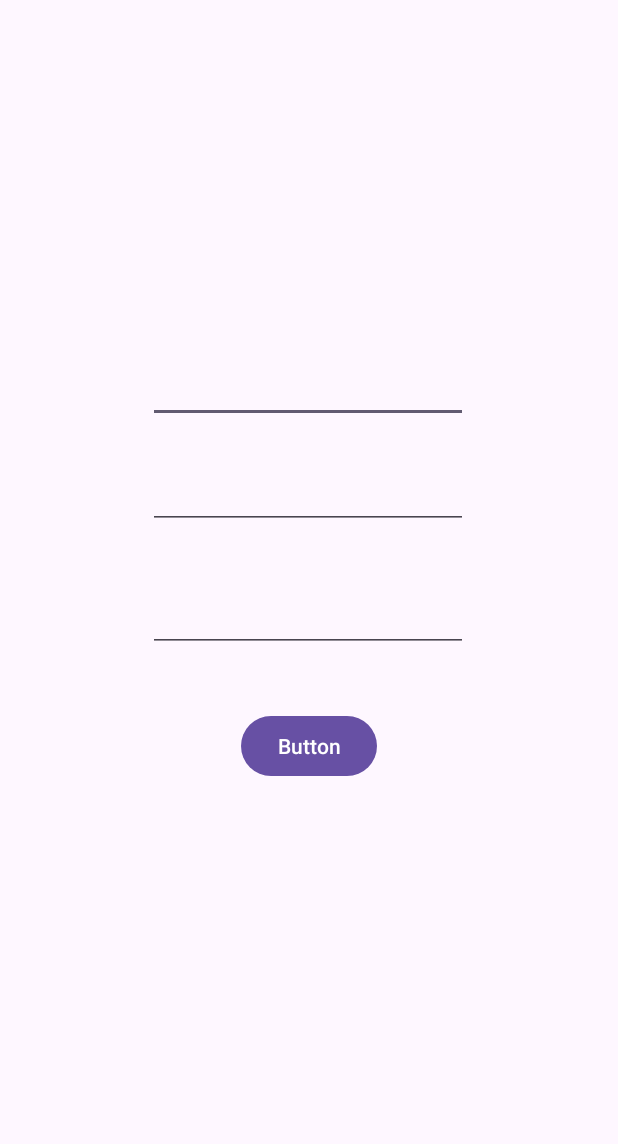
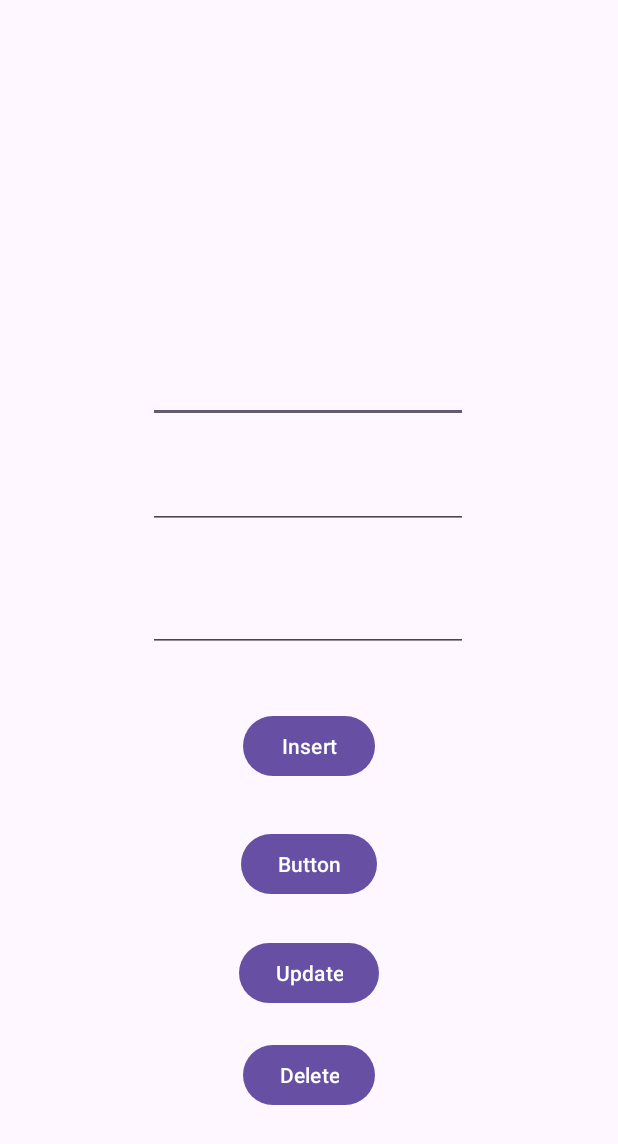
Before and after one commit to quanhm2212/Personal-Money-Management, an Android app: the MainActivity screen opened directly, with no data from a screen before it, on a phone screen of 412 x 824 dp. Shown: the top 1144 px of the screen. Run offline under Robolectric (Android 15) with nearby library versions, the phone set to English and light mode, and no system bars.

Commit message:
thêm hàm insert, update, delete, thêm và chỉnh sửa table

```diff
--- a/app/src/main/AndroidManifest.xml
+++ b/app/src/main/AndroidManifest.xml
@@ -3,6 +3,7 @@
     xmlns:tools="http://schemas.android.com/tools">
 
     <application
+        android:name=".CurrentAccount"
         android:allowBackup="true"
         android:dataExtractionRules="@xml/data_extraction_rules"
         android:fullBackupContent="@xml/backup_rules"
--- /dev/null
+++ b/app/src/main/java/com/example/myapplication/CurrentAccount.java
@@ -0,0 +1,11 @@
+package com.example.myapplication;
+
+import android.app.Application;
+
+public class CurrentAccount extends Application {
+    public static Integer id = 0;
+
+    public Integer resetAccount(){
+        return 0;
+    }
+}
--- a/app/src/main/java/com/example/myapplication/MainActivity.java
+++ b/app/src/main/java/com/example/myapplication/MainActivity.java
@@ -11,15 +11,16 @@ import android.widget.Toast;
 public class MainActivity extends AppCompatActivity {
 
     AccountDB myDB;
-
     EditText name, sex, dob;
-
-    Button add;
+    Button add, getID, update, delete;
+    CurrentAccount Acc;
 
     @Override
     protected void onCreate(Bundle savedInstanceState) {
         super.onCreate(savedInstanceState);
         setContentView(R.layout.activity_main);
+
+        Acc = new CurrentAccount();
 
         myDB = new AccountDB(this);
 
@@ -28,6 +29,9 @@ public class MainActivity extends AppCompatActivity {
         dob = findViewById(R.id.dob);
 
         add = findViewById(R.id.add);
+        getID = findViewById(R.id.getID);
+        update = findViewById(R.id.update);
+        delete = findViewById(R.id.delete);
 
         add.setOnClickListener(new View.OnClickListener() {
             @Override
@@ -36,17 +40,49 @@ public class MainActivity extends AppCompatActivity {
                 String Sex = sex.getText().toString();
                 String Dob = dob.getText().toString();
 
-                if (name.equals("") || name.equals("") || sex.equals("")){
-                    Toast.makeText(MainActivity.this, "Please enter all info", Toast.LENGTH_SHORT).show();
+                Boolean result = myDB.insertUser(myDB.checkIDUsers(Acc.id), Acc.id, Name, Sex, Dob);
+                if (result == false){
+                    Toast.makeText(MainActivity.this, "Failed", Toast.LENGTH_SHORT).show();
                 }
                 else{
-                    Boolean result = myDB.insertUser(Name, Sex, Dob);
-                    if (result == false){
-                        Toast.makeText(MainActivity.this, "Failed", Toast.LENGTH_SHORT).show();
-                    }
-                    else{
-                        Toast.makeText(MainActivity.this, "Success", Toast.LENGTH_SHORT).show();
-                    }
+                    Toast.makeText(MainActivity.this, "Success", Toast.LENGTH_SHORT).show();
+                }
+            }
+        });
+
+        getID.setOnClickListener(new View.OnClickListener() {
+            @Override
+            public void onClick(View v) {
+                Toast.makeText(MainActivity.this, Acc.id.toString(), Toast.LENGTH_SHORT).show();
+            }
+        });
+
+        update.setOnClickListener(new View.OnClickListener() {
+            @Override
+            public void onClick(View v) {
+                String Name = name.getText().toString();
+                String Sex = sex.getText().toString();
+                String Dob = dob.getText().toString();
+
+                Boolean result = myDB.updateUser(myDB.checkIDUsers(Acc.id), Acc.id, Name, Sex, Dob);
+                if (result == false){
+                    Toast.makeText(MainActivity.this, "Failed", Toast.LENGTH_SHORT).show();
+                }
+                else{
+                    Toast.makeText(MainActivity.this, "Success", Toast.LENGTH_SHORT).show();
+                }
+            }
+        });
+
+        delete.setOnClickListener(new View.OnClickListener() {
+            @Override
+            public void onClick(View v) {
+                Boolean result = myDB.deleteUser(Acc.id);
+                if (result == true){
+                    Toast.makeText(MainActivity.this, "Data deleted", Toast.LENGTH_SHORT).show();
+                }
+                else{
+                    Toast.makeText(MainActivity.this, "Failed", Toast.LENGTH_SHORT).show();
                 }
             }
         });
--- a/app/src/main/java/com/example/myapplication/SignIn.java
+++ b/app/src/main/java/com/example/myapplication/SignIn.java
@@ -13,6 +13,7 @@ public class SignIn extends AppCompatActivity {
     Button btnSignIn, btnSignUp;
     EditText email, password;
     AccountDB myDB;
+    CurrentAccount Acc;
     @Override
     protected void onCreate(Bundle savedInstanceState) {
         super.onCreate(savedInstanceState);
@@ -22,6 +23,8 @@ public class SignIn extends AppCompatActivity {
         btnSignUp = (Button) findViewById(R.id.btnSignUp);
         email = (EditText) findViewById(R.id.Email);
         password = (EditText) findViewById(R.id.Password);
+
+        Acc = new CurrentAccount();
 
         myDB = new AccountDB(this);
 
@@ -37,6 +40,7 @@ public class SignIn extends AppCompatActivity {
                 else{
                     Boolean result = myDB.checkPassword(em, pass);
                     if (result == true){
+                        Acc.id = myDB.getID(em, pass);
                         Intent intent = new Intent(getApplicationContext(), MainActivity.class);
                         startActivity(intent);
                     }
--- a/app/src/main/java/com/example/myapplication/SignUp.java
+++ b/app/src/main/java/com/example/myapplication/SignUp.java
@@ -43,7 +43,7 @@ public class SignUp extends AppCompatActivity {
                     if (password.equals(confirm)){
                         Boolean checkEmailResult = myDB.checkEmail(email);
                         if(checkEmailResult == false){
-                            Boolean result = myDB.insertData(email, password);
+                            Boolean result = myDB.insertAccount(email, password);
                             if (result == true){
                                 Toast.makeText(SignUp.this, "Registration Successful", Toast.LENGTH_SHORT).show();
                             }
--- a/app/src/main/res/layout/activity_main.xml
+++ b/app/src/main/res/layout/activity_main.xml
@@ -10,7 +10,7 @@
         android:id="@+id/add"
         android:layout_width="wrap_content"
         android:layout_height="wrap_content"
-        android:text="Button"
+        android:text="Insert"
         app:layout_constraintBottom_toBottomOf="parent"
         app:layout_constraintEnd_toEndOf="parent"
         app:layout_constraintStart_toStartOf="parent"
@@ -54,4 +54,37 @@
         app:layout_constraintHorizontal_bias="0.497"
         app:layout_constraintStart_toStartOf="parent"
         app:layout_constraintTop_toTopOf="parent" />
+
+    <Button
+        android:id="@+id/getID"
+        android:layout_width="wrap_content"
+        android:layout_height="wrap_content"
+        android:text="Button"
+        app:layout_constraintBottom_toBottomOf="parent"
+        app:layout_constraintEnd_toEndOf="parent"
+        app:layout_constraintStart_toStartOf="parent"
+        app:layout_constraintTop_toTopOf="parent"
+        app:layout_constraintVertical_bias="0.711" />
+
+    <Button
+        android:id="@+id/update"
+        android:layout_width="wrap_content"
+        android:layout_height="wrap_content"
+        android:text="Update"
+        app:layout_constraintBottom_toBottomOf="parent"
+        app:layout_constraintEnd_toEndOf="parent"
+        app:layout_constraintStart_toStartOf="parent"
+        app:layout_constraintTop_toTopOf="parent"
+        app:layout_constraintVertical_bias="0.805" />
+
+    <Button
+        android:id="@+id/delete"
+        android:layout_width="wrap_content"
+        android:layout_height="wrap_content"
+        android:text="Delete"
+        app:layout_constraintBottom_toBottomOf="parent"
+        app:layout_constraintEnd_toEndOf="parent"
+        app:layout_constraintStart_toStartOf="parent"
+        app:layout_constraintTop_toTopOf="parent"
+        app:layout_constraintVertical_bias="0.893" />
 </androidx.constraintlayout.widget.ConstraintLayout>
```
Also changed, not shown: app/src/main/java/com/example/myapplication/AccountDB.java (+117 -28 lines).
